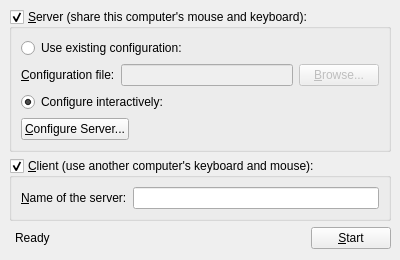
svn2github/synergy-plus, file branches/1.4/gui/res/MainWindowBase.ui: the form before one commit.
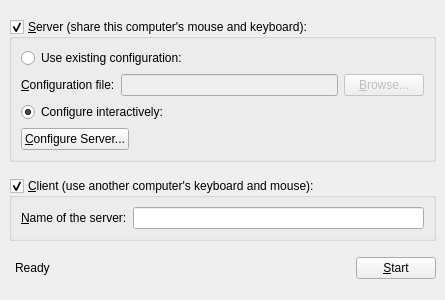
The form after the commit.

Commit message: fixed deployed qsynergy permissions, added gnome menu item, and fixed qt form dimensions

Diff of the .ui file:
```diff
--- a/branches/1.4/gui/res/MainWindowBase.ui
+++ b/branches/1.4/gui/res/MainWindowBase.ui
@@ -6,8 +6,8 @@
    <rect>
     <x>0</x>
     <y>0</y>
-    <width>400</width>
-    <height>260</height>
+    <width>445</width>
+    <height>300</height>
    </rect>
   </property>
   <property name="sizePolicy">
@@ -18,14 +18,14 @@
   </property>
   <property name="minimumSize">
    <size>
-    <width>400</width>
-    <height>260</height>
+    <width>445</width>
+    <height>300</height>
    </size>
   </property>
   <property name="maximumSize">
    <size>
-    <width>400</width>
-    <height>260</height>
+    <width>445</width>
+    <height>400</height>
    </size>
   </property>
   <property name="windowTitle">
```
Lines whose indentation alone changed are shown as unchanged. The commit also changes 3 other files.
